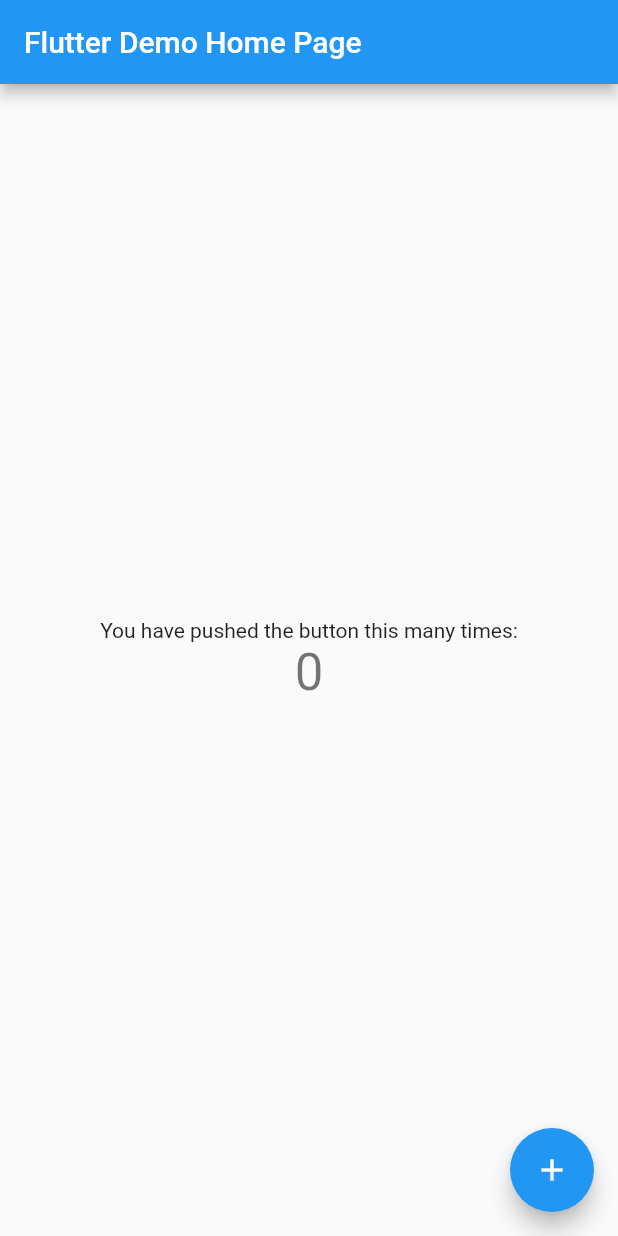
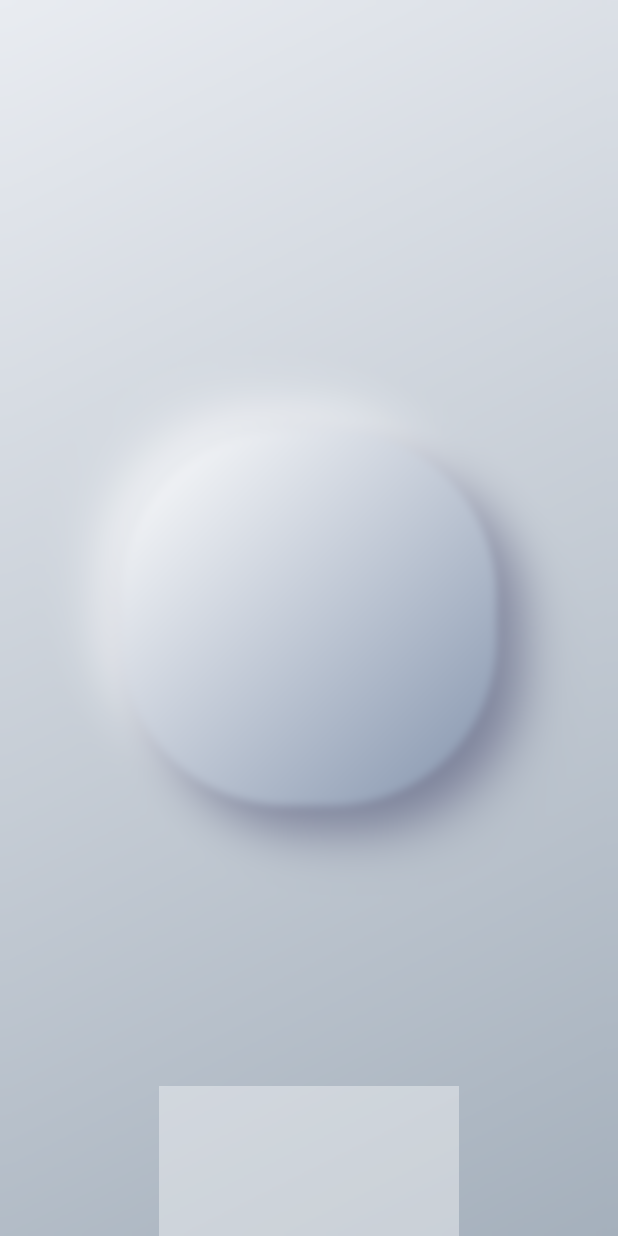
Before and after one commit to colbymaloy/uisamples, a Flutter app: the screen it shows after launch, on a phone screen of 412 x 824 dp. Run offline on Flutter 3.47's test engine with Material 2 defaults, Android fonts, the phone set to English and light mode, and no system bars.

Commit message:
button responds to taps

```diff
--- a/lib/main.dart
+++ b/lib/main.dart
@@ -1,111 +1,22 @@
 import 'package:flutter/material.dart';
+import 'package:uisamples/neuthumbprint/ui/views/home/home.dart';
 
 void main() => runApp(MyApp());
 
 class MyApp extends StatelessWidget {
-  // This widget is the root of your application.
   @override
   Widget build(BuildContext context) {
     return MaterialApp(
-      title: 'Flutter Demo',
-      theme: ThemeData(
-        // This is the theme of your application.
-        //
-        // Try running your application with "flutter run". You'll see the
-        // application has a blue toolbar. Then, without quitting the app, try
-        // changing the primarySwatch below to Colors.green and then invoke
-        // "hot reload" (press "r" in the console where you ran "flutter run",
-        // or simply save your changes to "hot reload" in a Flutter IDE).
-        // Notice that the counter didn't reset back to zero; the application
-        // is not restarted.
-        primarySwatch: Colors.blue,
-      ),
-      home: MyHomePage(title: 'Flutter Demo Home Page'),
+
+      home: MyHomePage(),
     );
   }
 }
 
-class MyHomePage extends StatefulWidget {
-  MyHomePage({Key key, this.title}) : super(key: key);
-
-  // This widget is the home page of your application. It is stateful, meaning
-  // that it has a State object (defined below) that contains fields that affect
-  // how it looks.
-
-  // This class is the configuration for the state. It holds the values (in this
-  // case the title) provided by the parent (in this case the App widget) and
-  // used by the build method of the State. Fields in a Widget subclass are
-  // always marked "final".
-
-  final String title;
-
+class MyHomePage extends StatelessWidget {
   @override
-  _MyHomePageState createState() => _MyHomePageState();
-}
-
-class _MyHomePageState extends State<MyHomePage> {
-  int _counter = 0;
-
-  void _incrementCounter() {
-    setState(() {
-      // This call to setState tells the Flutter framework that something has
-      // changed in this State, which causes it to rerun the build method below
-      // so that the display can reflect the updated values. If we changed
-      // _counter without calling setState(), then the build method would not be
-      // called again, and so nothing would appear to happen.
-      _counter++;
-    });
+  Widget build(BuildContext context) {
+    return ThumbHome();
   }
 
-  @override
-  Widget build(BuildContext context) {
-    // This method is rerun every time setState is called, for instance as done
-    // by the _incrementCounter method above.
-    //
-    // The Flutter framework has been optimized to make rerunning build methods
-    // fast, so that you can just rebuild anything that needs updating rather
-    // than having to individually change instances of widgets.
-    return Scaffold(
-      appBar: AppBar(
-        // Here we take the value from the MyHomePage object that was created by
-        // the App.build method, and use it to set our appbar title.
-        title: Text(widget.title),
-      ),
-      body: Center(
-        // Center is a layout widget. It takes a single child and positions it
-        // in the middle of the parent.
-        child: Column(
-          // Column is also a layout widget. It takes a list of children and
-          // arranges them vertically. By default, it sizes itself to fit its
-          // children horizontally, and tries to be as tall as its parent.
-          //
-          // Invoke "debug painting" (press "p" in the console, choose the
-          // "Toggle Debug Paint" action from the Flutter Inspector in Android
-          // Studio, or the "Toggle Debug Paint" command in Visual Studio Code)
-          // to see the wireframe for each widget.
-          //
-          // Column has various properties to control how it sizes itself and
-          // how it positions its children. Here we use mainAxisAlignment to
-          // center the children vertically; the main axis here is the vertical
-          // axis because Columns are vertical (the cross axis would be
-          // horizontal).
-          mainAxisAlignment: MainAxisAlignment.center,
-          children: <Widget>[
-            Text(
-              'You have pushed the button this many times:',
-            ),
-            Text(
-              '$_counter',
-              style: Theme.of(context).textTheme.display1,
-            ),
-          ],
-        ),
-      ),
-      floatingActionButton: FloatingActionButton(
-        onPressed: _incrementCounter,
-        tooltip: 'Increment',
-        child: Icon(Icons.add),
-      ), // This trailing comma makes auto-formatting nicer for build methods.
-    );
-  }
 }
--- /dev/null
+++ b/lib/neuthumbprint/ui/views/home/home.dart
@@ -0,0 +1,92 @@
+
+import 'dart:ui';
+
+import 'package:flutter/material.dart';
+import 'package:uisamples/neuthumbprint/ui/widgets/background/background.dart';
+import 'package:uisamples/neuthumbprint/ui/widgets/thumb/thumb.dart';
+
+class ThumbHome extends StatefulWidget {
+  @override
+  _ThumbHomeState createState() => _ThumbHomeState();
+}
+
+class _ThumbHomeState extends State<ThumbHome> {
+  final double blur = 25;
+
+  final double spread = 0;
+
+  final Offset offset = Offset(15, 15);
+
+  final Color innerShadow = Color(0xff8494AD);
+
+  final Color outerShadow = Color(0xff2D2F59).withOpacity(.4);
+
+  final Color innerLight = Colors.white;
+
+  final Color outerLight = Colors.white60;
+
+  final Color baseColor = Color(0xffC1CBD3);
+
+  List<Color> gradient = [];
+
+  @override
+  void initState() {
+    // TODO: implement initState
+    super.initState();
+    gradient = [
+      innerLight,
+      innerShadow,
+    ];
+  }
+
+  @override
+  Widget build(BuildContext context) {
+    return Scaffold(
+      body: Stack(
+        alignment: Alignment.center,
+        children: [
+          Background(),
+          ThumbContainer(
+            baseColor: baseColor,
+            blur: blur,
+            spread: spread,
+            offset: offset,
+            gradient: gradient,
+            innerShadow: innerShadow,
+            outerShadow: outerShadow,
+            innerLight: innerLight,
+            outerLight: outerLight,
+          ),
+          Positioned.fill(
+            child: BackdropFilter(
+              filter: ImageFilter.blur(sigmaX: 3, sigmaY: 3),
+              child: Container(
+                color: Colors.black.withOpacity(0),
+              ),
+            ),
+          ),
+          Align(
+            alignment: Alignment.bottomCenter,
+            child: GestureDetector(
+              child: Container(
+                width: 200,
+                height: 100,
+                color: Colors.white38,
+              ),
+              onTapDown: (details) {
+                setState(() {
+                  gradient = gradient.reversed.toList();
+                });
+              },
+              onTapUp: (details) {
+                setState(() {
+                  gradient = gradient.reversed.toList();
+                });
+              },
+            ),
+          )
+        ],
+      ),
+    );
+  }
+}
--- /dev/null
+++ b/lib/neuthumbprint/ui/widgets/background/background.dart
@@ -0,0 +1,18 @@
+import 'package:flutter/material.dart';
+
+class Background extends StatelessWidget {
+  @override
+  Widget build(BuildContext context) {
+    return Container(
+      width: MediaQuery.of(context).size.width,
+      height: MediaQuery.of(context).size.height,
+      decoration: BoxDecoration(
+          gradient: LinearGradient(
+            begin: Alignment.topLeft,end: Alignment.bottomRight,
+            colors: [
+        Color(0xffE9ECF1),
+        Color(0xffA5B0BC),
+      ])),
+    );
+  }
+}
--- /dev/null
+++ b/lib/neuthumbprint/ui/widgets/thumb/thumb.dart
@@ -0,0 +1,78 @@
+import 'package:flutter/material.dart';
+
+class ThumbContainer extends StatelessWidget {
+  final double blur;
+
+  final double spread;
+
+  final Offset offset;
+
+  final Color innerShadow;
+
+  final Color outerShadow;
+
+  final Color innerLight;
+
+  final Color outerLight;
+
+  final Color baseColor;
+
+  final List<Color> gradient;
+
+  const ThumbContainer({
+    Key key,
+    this.blur,
+    this.spread,
+    this.offset,
+    this.innerShadow,
+    this.outerShadow,
+    this.innerLight,
+    this.outerLight,
+    this.baseColor,
+    this.gradient,
+  }) : super(key: key);
+
+  @override
+  Widget build(BuildContext context) {
+    bool condition = (gradient[1] == innerShadow);
+    return AnimatedContainer(
+      duration: Duration(milliseconds: 250),
+      width: 250,
+      height: 250,
+      decoration: BoxDecoration(
+          color: baseColor,
+          borderRadius: BorderRadius.circular(110),
+          gradient: LinearGradient(
+            begin: Alignment.topLeft,
+            end: Alignment.bottomRight,
+            colors: gradient,
+          ),
+          boxShadow: [
+            if (condition)
+              BoxShadow(
+                  color: outerLight,
+                  offset: -offset,
+                  blurRadius: blur,
+                  spreadRadius: spread),
+            BoxShadow(
+                color: condition ? outerLight.withOpacity(.1):outerLight.withOpacity(.5),
+                offset: -offset - Offset(15, 15),
+                blurRadius: blur * 1.2,
+                spreadRadius: spread),
+            if (condition)
+              BoxShadow(
+                  color: outerShadow,
+                  offset: offset,
+                  blurRadius: blur,
+                  spreadRadius: spread),
+            BoxShadow(
+                color: outerShadow.withOpacity(.1),
+                offset: offset + Offset(15, 15),
+                blurRadius: blur * 1.2,
+                spreadRadius: spread),
+          ]),
+    );
+  }
+}
+
+enum FaceType { Normal, Concave, Convex }
--- a/pubspec.yaml
+++ b/pubspec.yaml
@@ -14,7 +14,7 @@
 version: 1.0.0+1
 
 environment:
-  sdk: ">=2.1.0 <3.0.0"
+  sdk: ">=2.3.0 <3.0.0"
 
 dependencies:
   flutter:
@@ -23,6 +23,7 @@
   # The following adds the Cupertino Icons font to your application.
   # Use with the CupertinoIcons class for iOS style icons.
   cupertino_icons: ^0.1.2
+  clay_containers: ^0.1.12
 
 dev_dependencies:
   flutter_test:
```
Also changed, not shown: lib/neuthumbprint/ui/widgets/led/led.dart (added), pubspec.lock.
